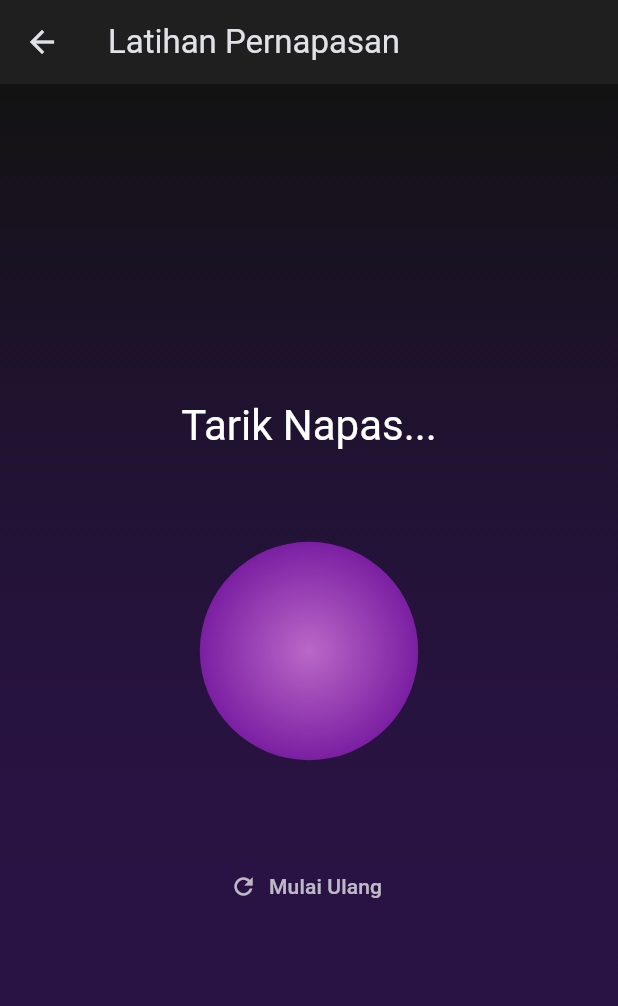
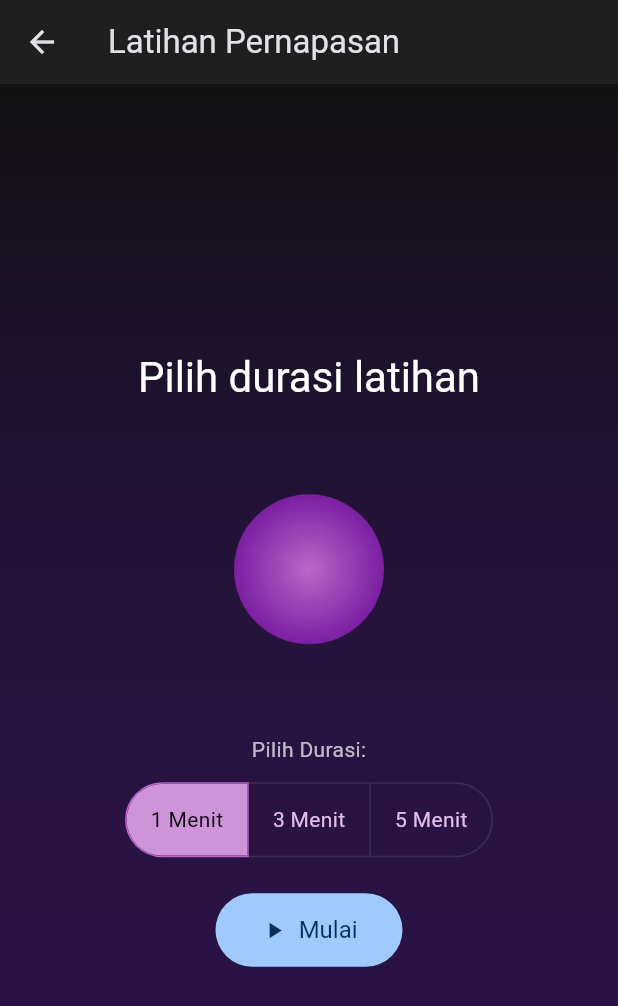
Before and after one commit to Wilyam2005/insightmid_app, a Flutter app: the BreathingExercisePage screen opened directly, on a phone screen of 412 x 824 dp. Shown: the top 1006 px of the screen. Run offline on Flutter 3.47's test engine with Material 3 defaults, Android fonts, the light colour scheme and no system bars; our stand-ins replace camera, fl_chart, flutter_riverpod, hive, hive_flutter, smooth_page_indicator; missing offline and left inert: google_mlkit_face_detection; accounts and stored records are empty.

Commit message:
perubahan baru

```diff
--- a/lib/features/insightmind/presentation/pages/breathing_exercise_page.dart
+++ b/lib/features/insightmind/presentation/pages/breathing_exercise_page.dart
@@ -1,7 +1,7 @@
 // lib/features/insightmind/presentation/pages/breathing_exercise_page.dart
 
 import 'package:flutter/material.dart';
-import 'dart:async'; // Untuk Timer
+import 'dart:async'; // Tetap dibutuhkan untuk Timer
 
 class BreathingExercisePage extends StatefulWidget {
   const BreathingExercisePage({super.key});
@@ -10,23 +10,35 @@ class BreathingExercisePage extends StatefulWidget {
   State<BreathingExercisePage> createState() => _BreathingExercisePageState();
 }
 
-// Enum untuk melacak fase pernapasan
-enum BreathingPhase { inhale, hold, exhale }
-
 class _BreathingExercisePageState extends State<BreathingExercisePage>
-    with SingleTickerProviderStateMixin { // Dibutuhkan untuk AnimationController
+    with SingleTickerProviderStateMixin {
   late AnimationController _controller;
   late Animation<double> _animation;
-  String _instruction = "Tarik Napas...";
-  Timer? _timer;
-  BreathingPhase _cycle = BreathingPhase.inhale; // Menggunakan enum untuk fase pernapasan
+  String _instruction = "Pilih durasi latihan";
+  Timer? _cycleTimer; // Timer untuk siklus inhale/hold/exhale
+
+  // --- Variabel State Baru ---
+  final Stopwatch _stopwatch = Stopwatch(); // Timer untuk total durasi
+  bool _isRunning = false; // Status apakah latihan sedang berjalan
+
+  // Pilihan durasi
+  final List<Duration> _durationOptions = const [
+    Duration(minutes: 1),
+    Duration(minutes: 3),
+    Duration(minutes: 5),
+  ];
+  // Status tombol durasi yang dipilih
+  List<bool> _selections = [true, false, false];
+  // Durasi yang sedang dipilih
+  Duration _selectedDuration = const Duration(minutes: 1);
+  // -------------------------
 
   @override
   void initState() {
     super.initState();
     _controller = AnimationController(
       vsync: this,
-      duration: const Duration(seconds: 4), // Durasi tarik/hembus napas
+      duration: const Duration(seconds: 4), // Durasi 4 detik (tetap)
     );
 
     _animation = Tween<double>(begin: 100.0, end: 200.0).animate(
@@ -34,56 +46,99 @@ class _BreathingExercisePageState extends State<BreathingExercisePage>
     );
 
     _controller.addListener(() {
-      setState(() {}); // Update UI saat animasi berjalan
+      setState(() {});
     });
-
-    _startBreathingCycle();
+    // Jangan mulai siklus di initState lagi
   }
 
+  // --- Logika Siklus Pernapasan (Hampir Sama) ---
+
   void _startBreathingCycle() {
-    _timer?.cancel(); // Hentikan timer sebelumnya jika ada
-    setState(() {
-      _cycle = BreathingPhase.inhale; // Reset cycle ke fase inhale
-    });
+    _cycleTimer?.cancel();
     _inhale(); // Mulai siklus
   }
 
   void _inhale() {
-    if (!mounted) return; // Cek jika widget masih ada
-    setState(() {
-      _cycle = BreathingPhase.inhale;
-      _instruction = "Tarik Napas...";
-    });
-    _controller.forward(); // Animasi membesar
-    _timer = Timer(const Duration(seconds: 4), _hold); // Tahan setelah 4 detik
+    if (!mounted || !_isRunning) return; // Hentikan jika sudah tidak berjalan
+    setState(() => _instruction = "Tarik Napas...");
+    _controller.forward();
+    _cycleTimer = Timer(const Duration(seconds: 4), _hold);
   }
 
   void _hold() {
-    if (!mounted) return;
-    setState(() {
-      _cycle = BreathingPhase.hold;
-      _instruction = "Tahan...";
-    });
-    // Tidak ada perubahan animasi
-    _timer = Timer(const Duration(seconds: 2), _exhale); // Hembuskan setelah 2 detik
+    if (!mounted || !_isRunning) return;
+    setState(() => _instruction = "Tahan...");
+    _cycleTimer = Timer(const Duration(seconds: 2), _exhale);
   }
 
   void _exhale() {
+    if (!mounted || !_isRunning) return;
+    setState(() => _instruction = "Hembuskan...");
+    _controller.reverse();
+
+    // --- INI BAGIAN PENTING YANG BERUBAH ---
+    // Timer 4 detik sebelum cek durasi dan loop
+    _cycleTimer = Timer(const Duration(seconds: 4), _checkDurationAndLoop);
+  }
+
+  // --- Fungsi Baru ---
+
+  // Fungsi untuk mengecek total durasi
+  void _checkDurationAndLoop() {
+    if (!mounted || !_isRunning) return;
+
+    // Cek apakah waktu stopwatch sudah melebihi durasi yang dipilih
+    if (_stopwatch.elapsed >= _selectedDuration) {
+      _stopExercise(); // Hentikan latihan
+    } else {
+      _inhale(); // Ulangi siklus
+    }
+  }
+
+  // Fungsi untuk MULAI latihan
+  void _startExercise() {
+    if (_isRunning) return;
+    setState(() {
+      _isRunning = true;
+    });
+    _stopwatch.start();
+    _startBreathingCycle(); // Mulai siklus pernapasan
+  }
+
+  // Fungsi untuk STOP latihan (otomatis atau manual)
+  void _stopExercise() {
     if (!mounted) return;
+    _cycleTimer?.cancel();
+    _stopwatch.stop();
+    _stopwatch.reset();
+    _controller.reset(); // Kembalikan animasi ke awal (lingkaran kecil)
     setState(() {
-      _cycle = BreathingPhase.exhale;
-      _instruction = "Hembuskan...";
+      _isRunning = false;
+      _instruction = "Latihan Selesai. Baik sekali!";
     });
-    _controller.reverse(); // Animasi mengecil
-    _timer = Timer(const Duration(seconds: 4), _inhale); // Mulai lagi setelah 4 detik
   }
+  // --------------------
 
 
   @override
   void dispose() {
-    _timer?.cancel();
+    _cycleTimer?.cancel();
+    _stopwatch.stop();
     _controller.dispose();
     super.dispose();
+  }
+
+  // Fungsi untuk menampilkan sisa waktu
+  String _getRemainingTime() {
+    if (!_isRunning) return "";
+
+    final remaining = _selectedDuration - _stopwatch.elapsed;
+    if (remaining.isNegative) return "00:00";
+
+    // Format menjadi MM:SS
+    final minutes = remaining.inMinutes.remainder(60).toString().padLeft(2, '0');
+    final seconds = remaining.inSeconds.remainder(60).toString().padLeft(2, '0');
+    return "$minutes:$seconds";
   }
 
   @override
@@ -101,47 +156,112 @@ class _BreathingExercisePageState extends State<BreathingExercisePage>
             end: Alignment.bottomCenter,
             colors: [
               Theme.of(context).scaffoldBackgroundColor,
-              Colors.purple.shade900.withOpacity(0.4), // Warna gradasi ungu
+              Colors.purple.shade900.withOpacity(0.4),
             ],
           ),
         ),
         child: Column(
           mainAxisAlignment: MainAxisAlignment.center,
           children: [
+            // Tampilkan sisa waktu jika sedang berjalan
+            if (_isRunning)
+              Text(
+                _getRemainingTime(),
+                style: Theme.of(context).textTheme.headlineLarge?.copyWith(
+                      color: Colors.white70,
+                      fontWeight: FontWeight.w200, // Tipis
+                    ),
+              ),
+
+            // Teks Instruksi
             Text(
               _instruction,
-              style: Theme.of(context).textTheme.headlineMedium?.copyWith(color: Colors.white),
+              style: Theme.of(context).textTheme.headlineMedium?.copyWith(
+                    color: Colors.white,
+                    height: _isRunning ? 2.0 : 1.2, // Beri jarak jika timer ada
+                  ),
+              textAlign: TextAlign.center,
             ),
             const SizedBox(height: 60),
+
             // Lingkaran animasi
             Container(
-              width: _animation.value,
+              width: _animation.value, // Ukuran tetap dikontrol animasi
               height: _animation.value,
               decoration: BoxDecoration(
                 shape: BoxShape.circle,
-                gradient: RadialGradient( // Gradasi radial ungu
-                   colors: [
-                     // Warna berbeda untuk setiap fase
-                     _cycle == BreathingPhase.inhale ? Colors.purple.shade300 :
-                     _cycle == BreathingPhase.hold ? Colors.blue.shade300 :
-                     Colors.purple.shade300,
-                     _cycle == BreathingPhase.inhale ? Colors.purple.shade700 :
-                     _cycle == BreathingPhase.hold ? Colors.blue.shade700 :
-                     Colors.purple.shade700,
-                   ]
+                gradient: RadialGradient(
+                   colors: [Colors.purple.shade300, Colors.purple.shade700]
                 )
               ),
             ),
-             const SizedBox(height: 60),
-             // Tombol Reset/Stop (opsional)
-             TextButton.icon(
-               icon: const Icon(Icons.refresh, color: Colors.white70),
-               label: const Text('Mulai Ulang', style: TextStyle(color: Colors.white70)),
-               onPressed: _startBreathingCycle,
-             )
+            const SizedBox(height: 60),
+
+            // --- UI KONTROL BARU (Tombol Mulai/Stop & Pilihan Waktu) ---
+            if (_isRunning)
+              // Tampilkan tombol STOP jika sedang berjalan
+              ElevatedButton.icon(
+                icon: const Icon(Icons.stop),
+                label: const Text('Hentikan Latihan'),
+                style: ElevatedButton.styleFrom(
+                  backgroundColor: Colors.red.shade700,
+                  foregroundColor: Colors.white,
+                  padding: const EdgeInsets.symmetric(horizontal: 30, vertical: 15),
+                ),
+                onPressed: _stopExercise,
+              )
+            else
+              // Tampilkan pilihan waktu & tombol MULAI jika sedang berhenti
+              Column(
+                children: [
+                  Text("Pilih Durasi:", style: TextStyle(color: Colors.white70)),
+                  const SizedBox(height: 12),
+                  ToggleButtons(
+                    isSelected: _selections,
+                    onPressed: (int index) {
+                      setState(() {
+                        // Update pilihan tombol
+                        for (int i = 0; i < _selections.length; i++) {
+                          _selections[i] = i == index;
+                        }
+                        // Update durasi yang dipilih
+                        _selectedDuration = _durationOptions[index];
+                      });
+                    },
+                    borderRadius: BorderRadius.circular(30.0),
+                    selectedBorderColor: Colors.purple[300],
+                    selectedColor: Colors.black,
+                    fillColor: Colors.purple[200],
+                    color: Colors.purple[100],
+                    children: [
+                      _buildDurationChip("1 Menit"),
+                      _buildDurationChip("3 Menit"),
+                      _buildDurationChip("5 Menit"),
+                    ],
+                  ),
+                  const SizedBox(height: 24),
+                  FilledButton.icon(
+                    icon: const Icon(Icons.play_arrow),
+                    label: const Text('Mulai'),
+                    style: FilledButton.styleFrom(
+                       padding: const EdgeInsets.symmetric(horizontal: 30, vertical: 15),
+                       textStyle: const TextStyle(fontSize: 16),
+                    ),
+                    onPressed: _startExercise,
+                  ),
+                ],
+              )
           ],
         ),
       ),
     );
   }
+
+  // Widget helper untuk chip durasi
+  Widget _buildDurationChip(String text) {
+    return Padding(
+      padding: const EdgeInsets.symmetric(horizontal: 16.0),
+      child: Text(text),
+    );
+  }
 }
```
